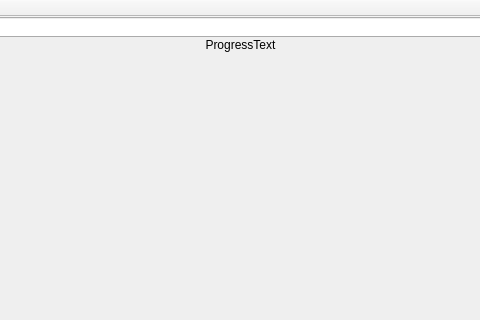
Old version of the form VolumeRenderer/volumerenderer.ui in the repository RaduAlexandru/Volume-Renderer; both pictures show x 440 to 920 and y 0 to 320 of the 1380 by 725 pixel window.
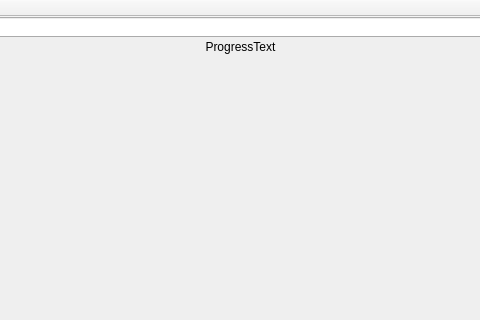
New version of the form. Custom widgets are drawn as their Qt base class.

Diff of the .ui file:
```diff
--- a/VolumeRenderer/volumerenderer.ui
+++ b/VolumeRenderer/volumerenderer.ui
@@ -784,10 +784,10 @@
     <widget class="QLabel" name="progressText">
      <property name="geometry">
       <rect>
-       <x>620</x>
+       <x>600</x>
        <y>30</y>
-       <width>121</width>
-       <height>16</height>
+       <width>161</width>
+       <height>20</height>
       </rect>
      </property>
      <property name="text">
```
Left out of the diff: 119 changed lines with no effect on the pictures.
